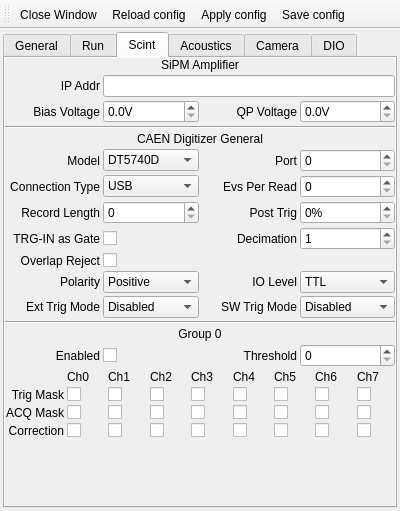
This is ui/settingswindow.ui in SBC-Collaboration/SBC-RunControl as Qt 5 draws it before an edit. The edited form follows.
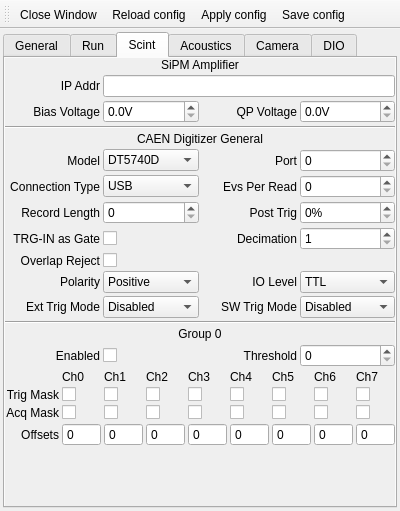
This is the edited form. The open tabs and pages were chosen to show the change. Icons and pictures are not drawn.

Commit message: Add saving and loading of caen config

Diff of the .ui file:
```diff
--- a/ui/settingswindow.ui
+++ b/ui/settingswindow.ui
@@ -985,21 +985,7 @@
                </widget>
               </item>
               <item row="2" column="5">
-               <widget class="QCheckBox" name="checkBox_16">
-                <property name="text">
-                 <string/>
-                </property>
-               </widget>
-              </item>
-              <item row="3" column="4">
-               <widget class="QCheckBox" name="checkBox_23">
-                <property name="text">
-                 <string/>
-                </property>
-               </widget>
-              </item>
-              <item row="3" column="6">
-               <widget class="QCheckBox" name="checkBox_25">
+               <widget class="QCheckBox" name="caen_g0_acq_mask_4">
                 <property name="text">
                  <string/>
                 </property>
@@ -1008,7 +994,7 @@
               <item row="2" column="0">
                <widget class="QLabel" name="label_22">
                 <property name="text">
-                 <string>ACQ Mask</string>
+                 <string>Acq Mask</string>
                 </property>
                 <property name="alignment">
                  <set>Qt::AlignRight|Qt::AlignTrailing|Qt::AlignVCenter</set>
@@ -1016,14 +1002,7 @@
                </widget>
               </item>
               <item row="1" column="6">
-               <widget class="QCheckBox" name="caen_g05_trig">
-                <property name="text">
-                 <string/>
-                </property>
-               </widget>
-              </item>
-              <item row="3" column="3">
-               <widget class="QCheckBox" name="checkBox_22">
+               <widget class="QCheckBox" name="caen_g0_trig_mask_5">
                 <property name="text">
                  <string/>
                 </property>
@@ -1058,21 +1037,7 @@
                </widget>
               </item>
               <item row="1" column="7">
-               <widget class="QCheckBox" name="checkBox_9">
-                <property name="text">
-                 <string/>
-                </property>
-               </widget>
-              </item>
-              <item row="3" column="1">
-               <widget class="QCheckBox" name="checkBox_20">
-                <property name="text">
-                 <string/>
-                </property>
-               </widget>
-              </item>
-              <item row="3" column="7">
-               <widget class="QCheckBox" name="checkBox_26">
+               <widget class="QCheckBox" name="caen_g0_trig_mask_6">
                 <property name="text">
                  <string/>
                 </property>
@@ -1095,36 +1060,15 @@
               <item row="3" column="0">
                <widget class="QLabel" name="label_23">
                 <property name="text">
-                 <string>Correction</string>
+                 <string>Offsets</string>
                 </property>
                 <property name="alignment">
                  <set>Qt::AlignRight|Qt::AlignTrailing|Qt::AlignVCenter</set>
                 </property>
                </widget>
               </item>
-              <item row="3" column="8">
-               <widget class="QCheckBox" name="checkBox_27">
-                <property name="text">
-                 <string/>
-                </property>
-               </widget>
-              </item>
               <item row="2" column="3">
-               <widget class="QCheckBox" name="checkBox_14">
-                <property name="text">
-                 <string/>
-                </property>
-               </widget>
-              </item>
-              <item row="3" column="5">
-               <widget class="QCheckBox" name="checkBox_24">
-                <property name="text">
-                 <string/>
-                </property>
-               </widget>
-              </item>
-              <item row="3" column="2">
-               <widget class="QCheckBox" name="checkBox_21">
+               <widget class="QCheckBox" name="caen_g0_acq_mask_2">
                 <property name="text">
                  <string/>
                 </property>
@@ -1193,6 +1137,198 @@
                 </property>
                </widget>
               </item>
+              <item row="3" column="1">
+               <widget class="QSpinBox" name="caen_g0_offset_0">
+                <property name="font">
+                 <font>
+                  <kerning>true</kerning>
+                 </font>
+                </property>
+                <property name="wrapping">
+                 <bool>false</bool>
+                </property>
+                <property name="buttonSymbols">
+                 <enum>QAbstractSpinBox::NoButtons</enum>
+                </property>
+                <property name="showGroupSeparator" stdset="0">
+                 <bool>false</bool>
+                </property>
+                <property name="maximum">
+                 <number>255</number>
+                </property>
+                <property name="value">
+                 <number>0</number>
+                </property>
+               </widget>
+              </item>
+              <item row="3" column="2">
+               <widget class="QSpinBox" name="caen_g0_offset_1">
+                <property name="font">
+                 <font>
+                  <kerning>true</kerning>
+                 </font>
+                </property>
+                <property name="wrapping">
+                 <bool>false</bool>
+                </property>
+                <property name="buttonSymbols">
+                 <enum>QAbstractSpinBox::NoButtons</enum>
+                </property>
+                <property name="showGroupSeparator" stdset="0">
+                 <bool>false</bool>
+                </property>
+                <property name="maximum">
+                 <number>255</number>
+                </property>
+                <property name="value">
+                 <number>0</number>
+                </property>
+               </widget>
+              </item>
+              <item row="3" column="3">
+               <widget class="QSpinBox" name="caen_g0_offset_2">
+                <property name="font">
+                 <font>
+                  <kerning>true</kerning>
+                 </font>
+                </property>
+                <property name="wrapping">
+                 <bool>false</bool>
+                </property>
+                <property name="buttonSymbols">
+                 <enum>QAbstractSpinBox::NoButtons</enum>
+                </property>
+                <property name="showGroupSeparator" stdset="0">
+                 <bool>false</bool>
+                </property>
+                <property name="maximum">
+                 <number>255</number>
+                </property>
+                <property name="value">
+                 <number>0</number>
+                </property>
+               </widget>
+              </item>
+              <item row="3" column="4">
+               <widget class="QSpinBox" name="caen_g0_offset_3">
+                <property name="font">
+                 <font>
+                  <kerning>true</kerning>
+                 </font>
+                </property>
+                <property name="wrapping">
+                 <bool>false</bool>
+                </property>
+                <property name="buttonSymbols">
+                 <enum>QAbstractSpinBox::NoButtons</enum>
+                </property>
+                <property name="showGroupSeparator" stdset="0">
+                 <bool>false</bool>
+                </property>
+                <property name="maximum">
+                 <number>255</number>
+                </property>
+                <property name="value">
+                 <number>0</number>
+                </property>
+               </widget>
+              </item>
+              <item row="3" column="5">
+               <widget class="QSpinBox" name="caen_g0_offset_4">
+                <property name="font">
+                 <font>
+                  <kerning>true</kerning>
+                 </font>
+                </property>
+                <property name="wrapping">
+                 <bool>false</bool>
+                </property>
+                <property name="buttonSymbols">
+                 <enum>QAbstractSpinBox::NoButtons</enum>
+                </property>
+                <property name="showGroupSeparator" stdset="0">
+                 <bool>false</bool>
+                </property>
+                <property name="maximum">
+                 <number>255</number>
+                </property>
+                <property name="value">
+                 <number>0</number>
+                </property>
+               </widget>
+              </item>
+              <item row="3" column="6">
+               <widget class="QSpinBox" name="caen_g0_offset_5">
+                <property name="font">
+                 <font>
+                  <kerning>true</kerning>
+                 </font>
+                </property>
+                <property name="wrapping">
+                 <bool>false</bool>
+                </property>
+                <property name="buttonSymbols">
+                 <enum>QAbstractSpinBox::NoButtons</enum>
+                </property>
+                <property name="showGroupSeparator" stdset="0">
+                 <bool>false</bool>
+                </property>
+                <property name="maximum">
+                 <number>255</number>
+                </property>
+                <property name="value">
+                 <number>0</number>
+                </property>
+               </widget>
+              </item>
+              <item row="3" column="7">
+               <widget class="QSpinBox" name="caen_g0_offset_6">
+                <property name="font">
+                 <font>
+                  <kerning>true</kerning>
+                 </font>
+                </property>
+                <property name="wrapping">
+                 <bool>false</bool>
+                </property>
+                <property name="buttonSymbols">
+                 <enum>QAbstractSpinBox::NoButtons</enum>
+                </property>
+                <property name="showGroupSeparator" stdset="0">
+                 <bool>false</bool>
+                </property>
+                <property name="maximum">
+                 <number>255</number>
+                </property>
+                <property name="value">
+                 <number>0</number>
+                </property>
+               </widget>
+              </item>
+              <item row="3" column="8">
+               <widget class="QSpinBox" name="caen_g0_offset_7">
+                <property name="font">
+                 <font>
+                  <kerning>true</kerning>
+                 </font>
+                </property>
+                <property name="wrapping">
+                 <bool>false</bool>
+                </property>
+                <property name="buttonSymbols">
+                 <enum>QAbstractSpinBox::NoButtons</enum>
+                </property>
+                <property name="showGroupSeparator" stdset="0">
+                 <bool>false</bool>
+                </property>
+                <property name="maximum">
+                 <number>255</number>
+                </property>
+                <property name="value">
+                 <number>0</number>
+                </property>
+               </widget>
+              </item>
              </layout>
             </item>
             <item>
```
Left out of the diff: 136 changed lines with no effect on the pictures. The commit also changes 3 other files.
